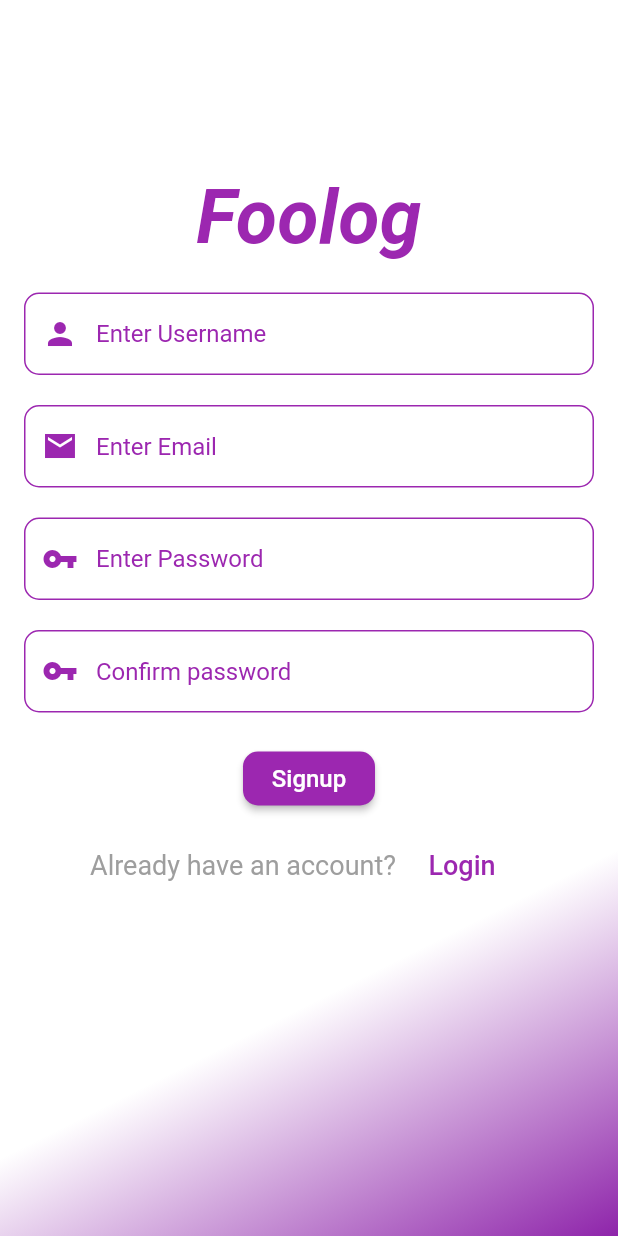
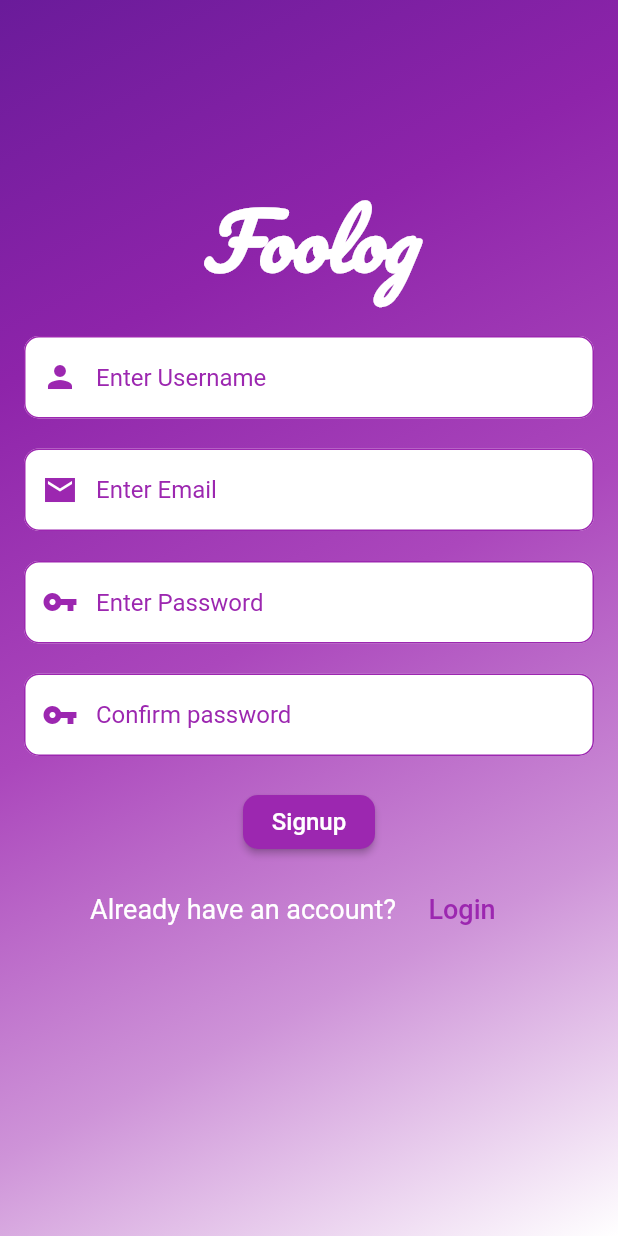
Before and after one commit to kadammayuresh008/Foolog, a Flutter app: the screen it shows after launch, after a tap on "Login", after a tap on "Sign up", on a phone screen of 412 x 824 dp. Run offline on Flutter 3.47's test engine with Material 2 defaults, Android fonts, the phone set to English and light mode, and no system bars; our stand-ins replace camera, carousel_pro, cloud_firestore, firebase_auth, firebase_core, firebase_storage and 3 more; missing offline and left inert: dart:ffi; accounts and stored records are empty.

Commit message:
Login and Signup page redesigned

```diff
--- a/lib/Screen/Authentication/Login.dart
+++ b/lib/Screen/Authentication/Login.dart
@@ -20,18 +20,20 @@ class _LoginState extends State<Login> {
     return Form(
       key: _formKey,
       child: Scaffold(
-          body: Container(
+          body: SingleChildScrollView(
+            child: Container(
+                height:MediaQuery.of(context).size.height,
                 decoration: BoxDecoration(
                   gradient: LinearGradient(
                     begin: Alignment.topCenter,
                     end: Alignment
                         .bottomCenter, // 10% of the width, so there are ten blinds.
                     colors: [
+                      Colors.purple[600],
+                      Colors.purple[500],
+                      Colors.purple[400],
+                      Colors.purple[300],
                       Colors.white,
-                    Colors.white,
-                    Colors.white,
-                    Colors.white,
-                    Colors.purple[600],
                     ], // red to yellow
                     tileMode: TileMode.repeated,
                   ),
@@ -48,7 +50,8 @@ class _LoginState extends State<Login> {
                             fontSize: 50.0,
                             fontWeight: FontWeight.w700,
                             fontStyle: FontStyle.italic,
-                          color: Colors.purple,
+                            fontFamily: 'Pacifico',
+                            color: Colors.white,
                           )),
                       SizedBox(height: 20.0),
                       TextFormField(
@@ -64,7 +67,9 @@ class _LoginState extends State<Login> {
                           return null;
                         },
                         decoration: InputDecoration(
-                        errorStyle: TextStyle(color: Colors.purple),
+                          fillColor: Colors.white,
+                          filled:true,
+                          errorStyle: TextStyle(color: Colors.white),
                           prefixIcon: Icon(
                             Icons.email_sharp,
                             color: Colors.purple,
@@ -107,7 +112,9 @@ class _LoginState extends State<Login> {
                         },
                         obscureText: true,
                         decoration: InputDecoration(
-                        errorStyle: TextStyle(color: Colors.purple),
+                          fillColor: Colors.white,
+                          filled:true,
+                          errorStyle: TextStyle(color: Colors.white),
                           prefixIcon: Icon(
                             Icons.vpn_key,
                             color: Colors.purple,
@@ -197,7 +204,7 @@ class _LoginState extends State<Login> {
                         children: <Widget>[
                           Text("Don't have an account?",
                               style: TextStyle(
-                              color: Colors.grey,
+                                color: Colors.white,
                                 fontSize: 18.0,
                               )),
                           FlatButton(onPressed:(){
@@ -214,7 +221,8 @@ class _LoginState extends State<Login> {
                       ),
                     ],
                   ),
-              ))),
+                )),
+          )),
     );
   }
 }
--- a/lib/Screen/Authentication/Signup.dart
+++ b/lib/Screen/Authentication/Signup.dart
@@ -25,34 +25,45 @@ class _SignupState extends State<Signup> {
     return Scaffold(
         body: Form(
       key: _formKey,
+      child: SingleChildScrollView(
         child: Container(
+           height:MediaQuery.of(context).size.height,
             decoration: BoxDecoration(
               gradient: LinearGradient(
                 begin: Alignment.topLeft,
                 end: Alignment
                     .bottomRight, // 10% of the width, so there are ten blinds.
                 colors: [
+                  Colors.purple[800],
+                  Colors.purple[600],
+                  Colors.purple[400],
+                  Colors.purple[200],
                   Colors.white,
-                Colors.white,
-                Colors.white,
-                Colors.white,
-                Colors.purple[600],
                 ], // red to yellow
                 tileMode: TileMode.repeated,
               ),
             ),
             width: double.infinity,
-          child: Padding(
+            child:Padding(
                 padding: const EdgeInsets.all(16.0),
                 child: Column(
                   children: <Widget>[
                     SizedBox(height: 100.0),
+                    // CircleAvatar(
+                    //   backgroundColor: Colors.purple[500],
+                    //   radius:50,
+                    //   child:Image.asset("assets/Images/Icon.png",
+                    //   height:200.0,
+                    //   width: 200.0,),
+                    // ),
+                    // SizedBox(height:5.0),
                     Text("Foolog",
                         style: TextStyle(
                           fontSize: 50.0,
                           fontWeight: FontWeight.w700,
                           fontStyle: FontStyle.italic,
-                      color: Colors.purple,
+                          fontFamily:'Pacifico',
+                          color: Colors.white,
                         )),
                     SizedBox(height: 20.0),
                     TextFormField(
@@ -69,7 +80,9 @@ class _SignupState extends State<Signup> {
                         return null;
                       },
                       decoration: InputDecoration(
-                    errorStyle: TextStyle(color: Colors.purple),
+                        fillColor: Colors.white,
+                        filled:true,
+                        errorStyle: TextStyle(color: Colors.white),
                         prefixIcon: Icon(
                           Icons.person,
                           color: Colors.purple,
@@ -110,7 +123,9 @@ class _SignupState extends State<Signup> {
                         return null;
                       },
                       decoration: InputDecoration(
-                    errorStyle: TextStyle(color: Colors.purple),
+                        fillColor: Colors.white,
+                        filled:true,
+                        errorStyle: TextStyle(color: Colors.white),
                         prefixIcon: Icon(
                           Icons.email_sharp,
                           color: Colors.purple,
@@ -152,7 +167,9 @@ class _SignupState extends State<Signup> {
                         return null;
                       },
                       decoration: InputDecoration(
-                    errorStyle: TextStyle(color: Colors.purple),
+                        fillColor: Colors.white,
+                        filled:true,
+                        errorStyle: TextStyle(color: Colors.white),
                         prefixIcon: Icon(
                           Icons.vpn_key,
                           color: Colors.purple,
@@ -194,7 +211,9 @@ class _SignupState extends State<Signup> {
                         return null;
                       },
                       decoration: InputDecoration(
-                    errorStyle: TextStyle(color: Colors.purple),
+                        fillColor: Colors.white,
+                        filled:true,
+                        errorStyle: TextStyle(color: Colors.white),
                         prefixIcon: Icon(
                           Icons.vpn_key,
                           color: Colors.purple,
@@ -269,7 +288,7 @@ class _SignupState extends State<Signup> {
                       children: <Widget>[
                         Text("Already have an account?",
                             style: TextStyle(
-                          color: Colors.grey,
+                              color: Colors.white,
                               fontSize: 18.0,
                             )),
                         FlatButton(onPressed:(){
@@ -286,7 +305,9 @@ class _SignupState extends State<Signup> {
                     ),
                   ],
                 ),
+              ),
+            ),
       )),
-    ));
+    );
   }
 }
```
Also changed, not shown: pubspec.yaml (+4 -4 lines), assets/Images/Icon.png (added), fonts/Pacifico-Regular.ttf (added). Lines whose indentation alone changed are shown as unchanged.
